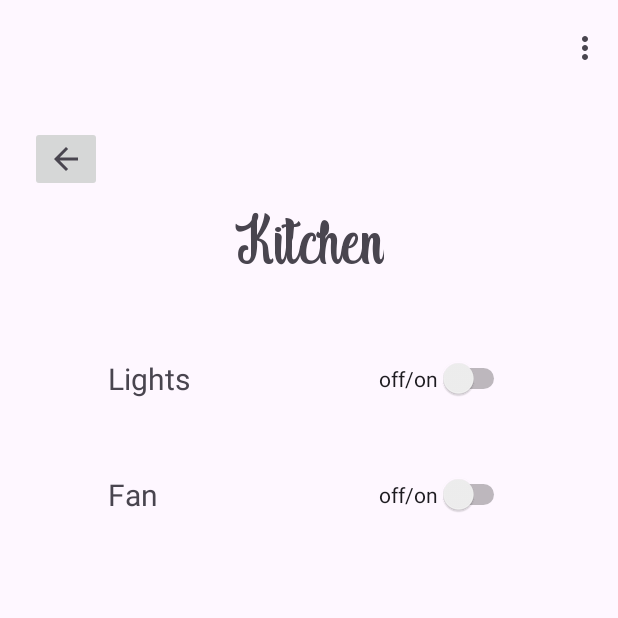
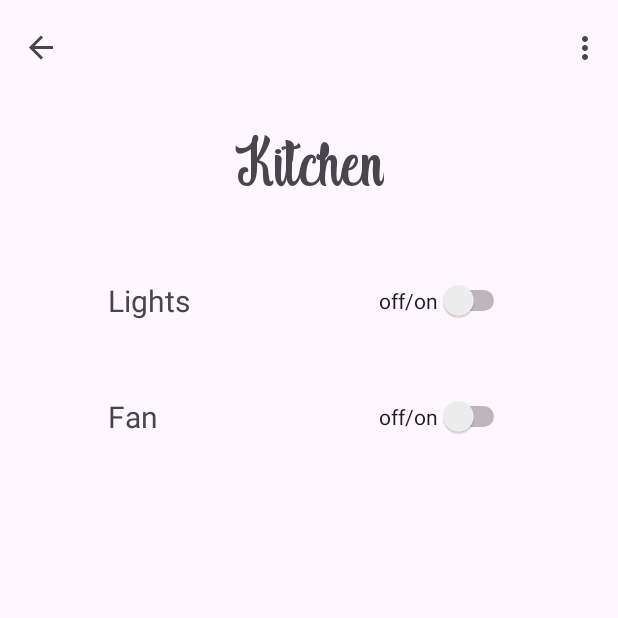
Before and after one commit to faryz-coder/SmartHomeSmartSecuritySystem, an Android app: the KitchenFragment screen opened through its navigation route, on a phone screen of 412 x 824 dp, the top half of it. Run offline under Robolectric (Android 15) with nearby library versions, the phone set to English and light mode, and no system bars; our stand-ins replace Firebase (no records; nobody signed in at launch, a user with empty details on screens opened directly), navigation-ui; 1 statement that could not run was skipped.

```diff
--- a/app/src/main/java/com/example/smarthomesmartsecuritysystem/KitchenFragment.kt
+++ b/app/src/main/java/com/example/smarthomesmartsecuritysystem/KitchenFragment.kt
@@ -95,9 +95,5 @@ class KitchenFragment : Fragment() {
                 myRef.setValue(0)
             }
         }
-
-        view.findViewById<ImageView>(R.id.imageButton3).setOnClickListener {
-            it.findNavController().popBackStack()
-        }
     }
 }
--- a/app/src/main/java/com/example/smarthomesmartsecuritysystem/LivingRoomFragment.kt
+++ b/app/src/main/java/com/example/smarthomesmartsecuritysystem/LivingRoomFragment.kt
@@ -120,9 +120,5 @@ class LivingRoomFragment : Fragment() {
                 myRef.setValue(0)
             }
         }
-
-        view.findViewById<ImageView>(R.id.imageButton).setOnClickListener {
-            it.findNavController().popBackStack()
-        }
     }
 }
--- a/app/src/main/java/com/example/smarthomesmartsecuritysystem/MainActivity.kt
+++ b/app/src/main/java/com/example/smarthomesmartsecuritysystem/MainActivity.kt
@@ -9,6 +9,10 @@ import android.view.Menu
 import android.view.MenuItem
 import androidx.appcompat.app.AppCompatActivity
 import androidx.lifecycle.ViewModelProvider
+import androidx.navigation.findNavController
+import androidx.navigation.ui.AppBarConfiguration
+import androidx.navigation.ui.navigateUp
+import androidx.navigation.ui.setupActionBarWithNavController
 import com.example.clubapplication.viewmodel.loginViewModel
 import com.google.android.material.snackbar.Snackbar
 import com.google.firebase.firestore.ktx.firestore
@@ -17,6 +21,8 @@ import com.google.firebase.ktx.Firebase
 
 
 class MainActivity : AppCompatActivity() {
+
+    private lateinit var appBarConfiguration: AppBarConfiguration
     var username : String? = null
     val db = Firebase.firestore
     override fun onCreate(savedInstanceState: Bundle?) {
@@ -24,6 +30,10 @@ class MainActivity : AppCompatActivity() {
         setContentView(R.layout.activity_main)
         setSupportActionBar(findViewById(R.id.toolbar))
         supportActionBar?.setDisplayShowTitleEnabled(false)
+
+        val navController = findNavController(R.id.nav_host_fragment)
+        appBarConfiguration = AppBarConfiguration(navController.graph)
+        setupActionBarWithNavController(navController, appBarConfiguration)
 
         username = intent.getStringExtra("email").toString()
         var viewModel = ViewModelProvider(this).get(loginViewModel::class.java)
@@ -73,4 +83,10 @@ class MainActivity : AppCompatActivity() {
             else -> super.onOptionsItemSelected(item)
         }
     }
+
+    override fun onSupportNavigateUp(): Boolean {
+        val navController = findNavController(R.id.nav_host_fragment)
+        return navController.navigateUp(appBarConfiguration)
+                || super.onSupportNavigateUp()
+    }
 }
--- a/app/src/main/java/com/example/smarthomesmartsecuritysystem/OutsideLightFragment.kt
+++ b/app/src/main/java/com/example/smarthomesmartsecuritysystem/OutsideLightFragment.kt
@@ -90,9 +90,5 @@ class OutsideLightFragment : Fragment() {
                 myRef.setValue(0)
             }
         }
-
-        view.findViewById<ImageView>(R.id.imageButton5).setOnClickListener {
-            it.findNavController().popBackStack()
-        }
     }
 }
--- a/app/src/main/java/com/example/smarthomesmartsecuritysystem/RoomOneFragment.kt
+++ b/app/src/main/java/com/example/smarthomesmartsecuritysystem/RoomOneFragment.kt
@@ -93,9 +93,5 @@ class RoomOneFragment : Fragment() {
                 myRef.setValue(0)
             }
         }
-
-        view.findViewById<ImageView>(R.id.imageButton2).setOnClickListener {
-            it.findNavController().popBackStack()
-        }
     }
 }
--- a/app/src/main/java/com/example/smarthomesmartsecuritysystem/RoomTwoFragment.kt
+++ b/app/src/main/java/com/example/smarthomesmartsecuritysystem/RoomTwoFragment.kt
@@ -89,10 +89,5 @@ class RoomTwoFragment : Fragment() {
                 myRef.setValue(0)
             }
         }
-
-        view.findViewById<ImageView>(R.id.imageButton4).setOnClickListener {
-            it.findNavController().popBackStack()
-        }
-
     }
 }
--- a/app/src/main/res/layout/fragment_home.xml
+++ b/app/src/main/res/layout/fragment_home.xml
@@ -100,7 +100,6 @@
         android:layout_width="wrap_content"
         android:layout_height="62dp"
         android:layout_above="@id/tv_title5"
-        android:layout_marginTop="32dp"
         android:fontFamily="@font/indigo_daisy"
         android:text="@string/home_view"
         android:textSize="50sp"
--- a/app/src/main/res/layout/fragment_kitchen.xml
+++ b/app/src/main/res/layout/fragment_kitchen.xml
@@ -7,14 +7,6 @@
     android:layout_height="match_parent"
     android:padding="20dp"
     tools:context=".KitchenFragment">
-
-    <ImageButton
-        android:id="@+id/imageButton3"
-        android:layout_width="wrap_content"
-        android:layout_height="wrap_content"
-        app:layout_constraintStart_toStartOf="parent"
-        app:layout_constraintTop_toTopOf="parent"
-        app:srcCompat="?attr/actionModeCloseDrawable" />
 
     <Button
         android:id="@+id/button4"
@@ -71,11 +63,10 @@
         android:id="@+id/tv_title4"
         android:layout_width="wrap_content"
         android:layout_height="wrap_content"
-        android:layout_marginTop="8dp"
         android:fontFamily="@font/indigo_daisy"
         android:text="Kitchen"
         android:textSize="50sp"
         app:layout_constraintEnd_toEndOf="parent"
         app:layout_constraintStart_toStartOf="parent"
-        app:layout_constraintTop_toBottomOf="@+id/imageButton3" />
+        app:layout_constraintTop_toTopOf="parent" />
 </androidx.constraintlayout.widget.ConstraintLayout>
```
Also changed, not shown: app/src/main/res/layout/fragment_living_room.xml (+1 -10 lines), app/src/main/res/layout/fragment_outside_light.xml (+1 -10 lines), app/src/main/res/layout/fragment_room_one.xml (+1 -10 lines), app/src/main/res/layout/fragment_room_two.xml (+1 -9 lines).
